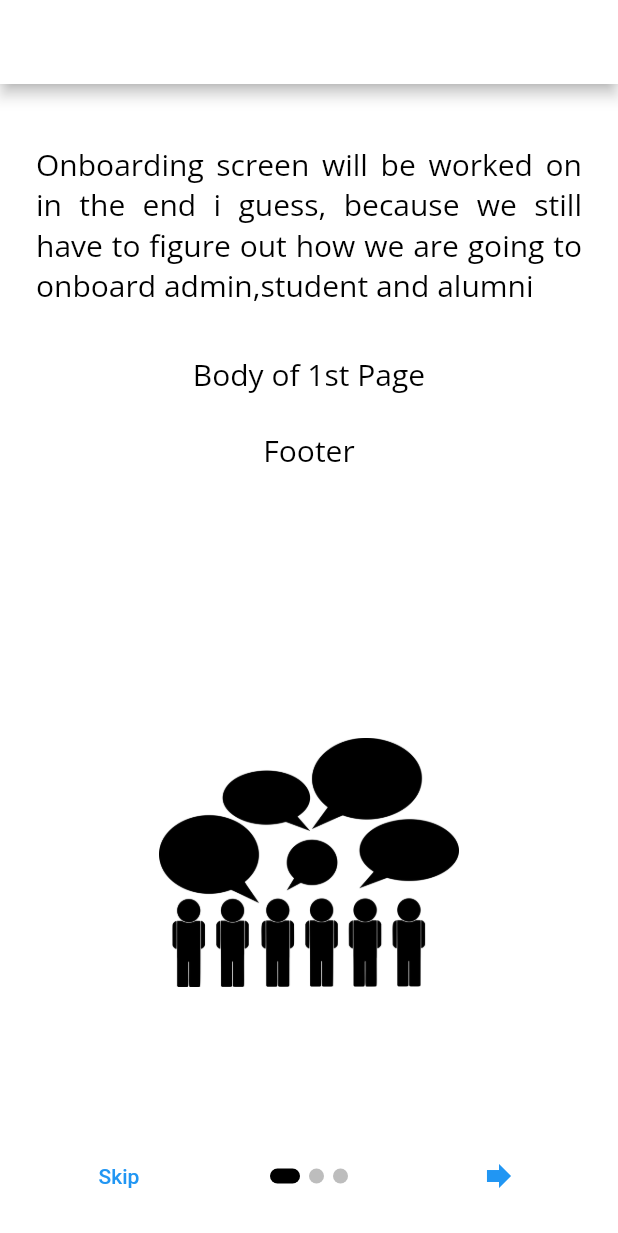
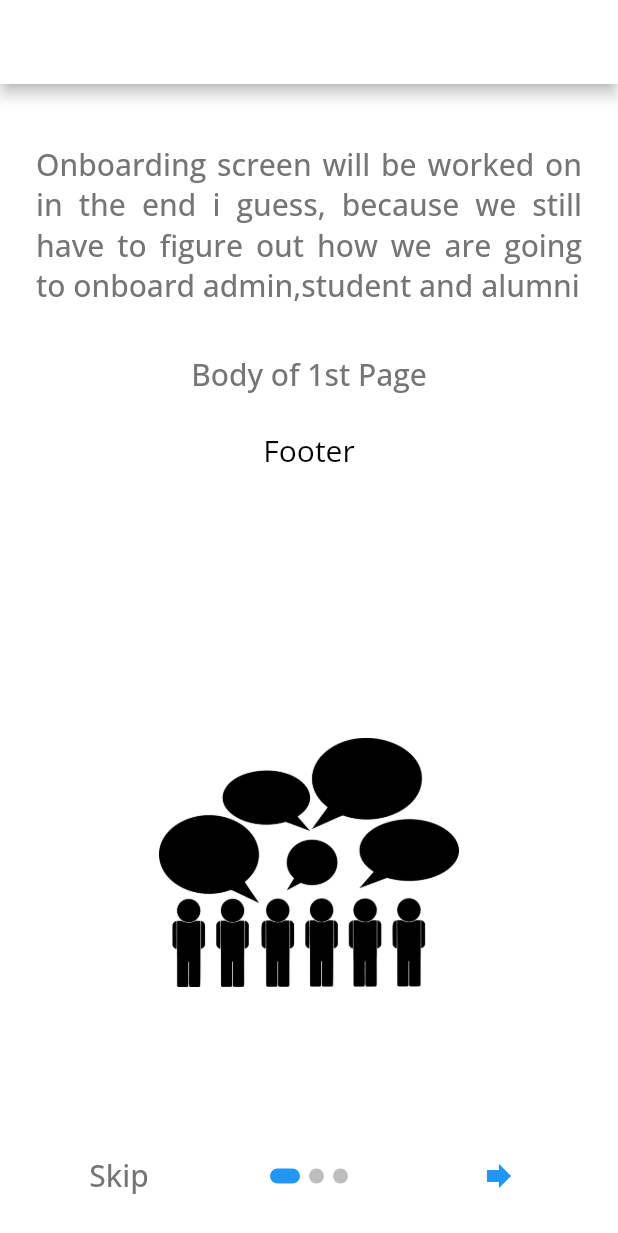
Before and after one commit to Ashishprashar/alumni_app, a Flutter app: the IntroductionPage screen opened directly, on a phone screen of 412 x 824 dp. Shown: the top 1233 px of the screen. Run offline on Flutter 3.47's test engine with Material 2 defaults, Android fonts, the phone set to English and light mode, and no system bars; drawn by our look-alikes of introduction_screen; our stand-ins replace bubble, cached_network_image, cloud_firestore, firebase_auth, firebase_core, firebase_storage and 6 more; missing offline and left inert: firestore_cache, paginate_firestore; accounts and stored records are empty.

Commit message:
fixed bugs

```diff
--- a/lib/screen/chat.dart
+++ b/lib/screen/chat.dart
@@ -1,6 +1,5 @@
 import 'package:alumni_app/provider/chat_provider.dart';
 import 'package:alumni_app/screen/chat_screen.dart';
-import 'package:alumni_app/screen/home.dart';
 import 'package:alumni_app/screen/people.dart';
 import 'package:alumni_app/services/media_query.dart';
 import 'package:cached_network_image/cached_network_image.dart';
@@ -21,9 +20,10 @@ class _ChatState extends State<Chat> {
   @override
   void initState() {
     super.initState();
-    Future.delayed(Duration.zero).then((value) {
+    // Future.delayed(Duration.zero).then((value) {
       Provider.of<ChatProvider>(context, listen: false).fetchChatList();
-    });
+    // });
+    //  Provider.of<ChatProvider>(context, listen: false).fetchChatList();
   }
 
   @override
--- a/lib/screen/chat_screen.dart
+++ b/lib/screen/chat_screen.dart
@@ -44,10 +44,12 @@ class _ChatScreenState extends State<ChatScreen> {
               .fetchChatList();
           return true;
         },
+
         child: GestureDetector(
             onTap: () => FocusManager.instance.primaryFocus?.unfocus(),
             child: Scaffold(
                 appBar: AppBar(
+
                     // leadingWidth: 30,
                     titleSpacing: 5,
                     automaticallyImplyLeading: false,
--- a/lib/screen/introduction_screen.dart
+++ b/lib/screen/introduction_screen.dart
@@ -14,14 +14,18 @@ class IntroductionPage extends StatelessWidget {
         scrollPhysics: const BouncingScrollPhysics(),
         pages: [
           PageViewModel(
-            titleWidget: const Padding(
-              padding: EdgeInsets.all(8.0),
+            titleWidget: Padding(
+              padding: const EdgeInsets.all(8.0),
               child: Text(
                 'Onboarding screen will be worked on in the  end i guess, because we still have to figure out how we are  going to onboard admin,student and alumni',
-              textAlign: TextAlign.justify,
+                textAlign: TextAlign.justify,
+                style: Theme.of(context).textTheme.bodyText1,
               ),
             ),
-            bodyWidget: const Text('Body of 1st Page'),
+            bodyWidget: Text(
+              'Body of 1st Page',
+              style: Theme.of(context).textTheme.bodyText1,
+            ),
             decoration: const PageDecoration(),
             image: Center(
               child: Image.asset(
@@ -35,8 +39,14 @@ class IntroductionPage extends StatelessWidget {
             footer: const Text('Footer'), //You can add button here for instance
           ),
           PageViewModel(
-            titleWidget: const Text('Title of 1st Page'),
-            bodyWidget: const Text('Body of 1st Page'),
+            titleWidget: Text(
+              'Title of 1st Page',
+              style: Theme.of(context).textTheme.bodyText1,
+            ),
+            bodyWidget: Text(
+              'Body of 1st Page',
+              style: Theme.of(context).textTheme.bodyText1,
+            ),
             decoration: const PageDecoration(),
             image: Center(
               child: Image.asset(
@@ -50,8 +60,14 @@ class IntroductionPage extends StatelessWidget {
             footer: const Text('Footer'),
           ),
           PageViewModel(
-            titleWidget: const Text('Title of 1st Page'),
-            bodyWidget: const Text('Body of 1st Page'),
+            titleWidget: Text(
+              'Title of 1st Page',
+              style: Theme.of(context).textTheme.bodyText1,
+            ),
+            bodyWidget: Text(
+              'Body of 1st Page',
+              style: Theme.of(context).textTheme.bodyText1,
+            ),
             decoration: const PageDecoration(),
             image: Center(
               child: Image.asset(
@@ -72,9 +88,15 @@ class IntroductionPage extends StatelessWidget {
           navigatorService.navigateToOnBoarding(context);
         },
         showSkipButton: true,
-        skip: const Text("Skip"),
+        skip: Text(
+          "Skip",
+          style: Theme.of(context).textTheme.bodyText1,
+        ),
         next: const Icon(Icons.forward),
-        done: const Text("Done", style: TextStyle(fontWeight: FontWeight.w600)),
+        done: Text(
+          "Done",
+          style: Theme.of(context).textTheme.bodyText1,
+        ),
         dotsDecorator: DotsDecorator(
             size: const Size.square(10.0),
             activeSize: const Size(20.0, 10.0),
--- a/lib/utilites/app_theme.dart
+++ b/lib/utilites/app_theme.dart
@@ -23,7 +23,7 @@ class AppTheme {
                   fontWeight: FontWeight.w600))
           .headline6,
     ),
-    primaryColor: Colors.black,
+    primaryColor: Colors.blue,
     brightness: Brightness.light,
     scaffoldBackgroundColor: Colors.white,
     splashColor: Colors.blue,
--- a/lib/widget/custom_text_field.dart
+++ b/lib/widget/custom_text_field.dart
@@ -27,10 +27,7 @@ class CustomTextField extends StatelessWidget {
         children: [
           Text(
             title,
-            style: Theme.of(context)
-                .textTheme
-                .bodyText1
-                ?.copyWith(color: Colors.black),
+            style: Theme.of(context).textTheme.bodyMedium,
           ),
           Container(
             height: height,
--- a/lib/widget/editable_social_icons.dart
+++ b/lib/widget/editable_social_icons.dart
@@ -129,7 +129,10 @@ class _EditableSocialIconsState extends State<EditableSocialIcons> {
                                 // }
                               }
                             },
-                            child: const Text('Submit'),
+                            child: Text(
+                              'Submit',
+                              style: Theme.of(context).textTheme.bodyText1,
+                            ),
                           ),
                         ),
                       ],
--- a/pubspec.yaml
+++ b/pubspec.yaml
@@ -56,6 +56,7 @@ dependencies:
   community_material_icon: ^5.9.55
   introduction_screen: ^3.0.2
   cached_network_image: ^3.2.0
+  firestore_cache: ^2.2.1
 
 dev_dependencies:
   flutter_test:
```
Also changed, not shown: lib/provider/feed_provider.dart (+16 -2 lines), lib/provider/people_provider.dart (+40 -11 lines), lib/screen/comment_screen.dart (+7 -3 lines), lib/screen/edit_screen.dart (+38 -19 lines), lib/screen/feed_screen.dart (+10 -4 lines), lib/screen/home.dart (+7 -6 lines), lib/screen/people.dart (+48 -5 lines), lib/screen/profile.dart (+22 -7 lines), lib/screen/sign_in.dart (+23 -15 lines), lib/widget/image_picker_widget.dart (+12 -6 lines), pubspec.lock.
